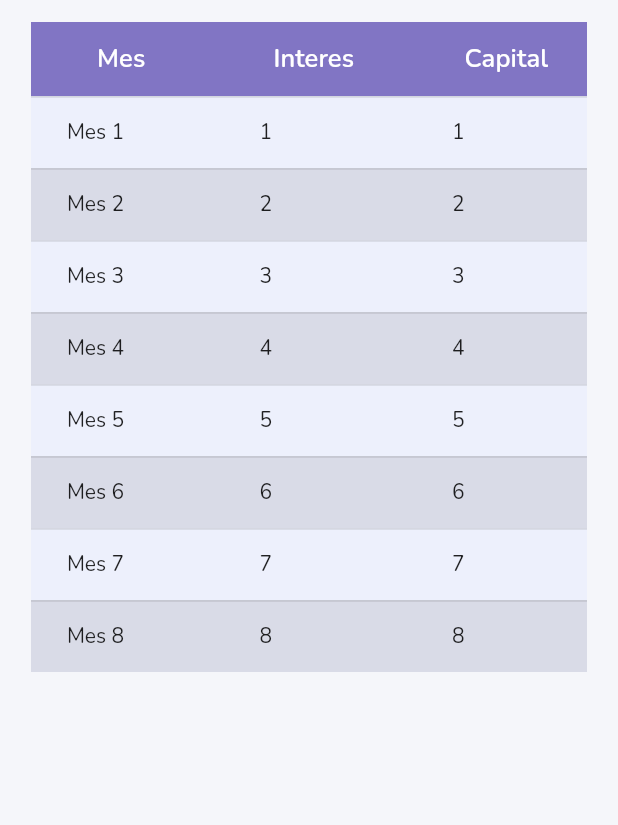
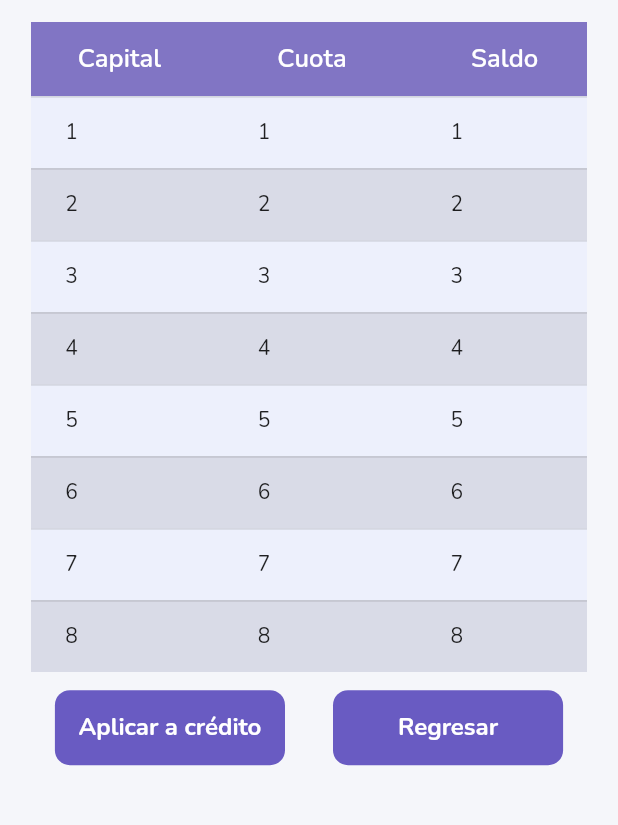
Before and after one commit to ichelescoga/finance-app, a Flutter app: the CreditSchedulePaymentsPage screen opened by its route, on a phone screen of 412 x 824 dp, the part 62-887 px from its top. Run offline on Flutter 3.47's test engine with Material 2 defaults, Android fonts, the phone set to English and light mode, and no system bars; drawn by our look-alikes of flutter_easyloading; our stand-ins replace easy_stepper, flutter_dotenv, flutter_riverpod, get, google_fonts, image_picker and 2 more.

Commit message:
auto scroll schedule payments | create quote add Layout sidebar list empty | change order requireds params in Layout

```diff
--- a/lib/views/credit_request/pages/credit_schedule_payments_page.dart
+++ b/lib/views/credit_request/pages/credit_schedule_payments_page.dart
@@ -1,6 +1,9 @@
 import "package:developer_company/shared/resources/colors.dart";
+import "package:developer_company/shared/resources/dimensions.dart";
+import "package:developer_company/shared/routes/router_paths.dart";
 import "package:developer_company/shared/utils/responsive.dart";
 import "package:developer_company/widgets/app_bar_title.dart";
+import "package:developer_company/widgets/custom_button_widget.dart";
 import "package:developer_company/widgets/layout.dart";
 import "package:flutter/material.dart";
 import "package:get/get.dart";
@@ -15,23 +18,47 @@ class CreditSchedulePaymentsPage extends StatefulWidget {
 
 class _CreditSchedulePaymentsPageState
     extends State<CreditSchedulePaymentsPage> {
+  ScrollController _scrollController = ScrollController();
+
+  @override
+  void initState() {
+    super.initState();
+    WidgetsBinding.instance.addPostFrameCallback((_) {
+      _scrollController
+          .animateTo(
+        _scrollController.position.maxScrollExtent,
+        duration: const Duration(seconds: 2),
+        curve: Curves.easeInOut,
+      )
+          .then((_) {
+        _scrollController.animateTo(
+          0,
+          duration: const Duration(seconds: 2),
+          curve: Curves.easeInOut,
+        );
+      });
+    });
+  }
+
+  @override
+  void dispose() {
+    _scrollController.dispose();
+    super.dispose();
+  }
+
   @override
   Widget build(BuildContext context) {
     Responsive responsive = Responsive.of(context);
 
-    @override
-    void initState() {
-      super.initState();
-      print("SHOULD BE RETRIEVE PAYMENTS CALC");
-    }
-
     return Layout(
-      sideBarList: [],
+      sideBarList: const [],
       appBar: const CustomAppBarTitle(title: "Programación de Pagos"),
       child: Column(children: [
         Center(
           child: SingleChildScrollView(
             scrollDirection: Axis.horizontal,
+            controller:
+                _scrollController, // Add this line to use the ScrollController
             child: DataTable(
               showCheckboxColumn: false,
               headingRowHeight: responsive.hp(6),
@@ -147,6 +174,28 @@ class _CreditSchedulePaymentsPageState
             ),
           ),
         ),
+        const SizedBox(height: Dimensions.heightSize),
+        Row(
+          children: <Widget>[
+            Expanded(
+              child: CustomButtonWidget(
+                text: "Aplicar a crédito",
+                onTap: () {
+                  Get.toNamed(RouterPaths.CLIENT_QUOTE_PAGE);
+                },
+              ),
+            ),
+            Expanded(
+              child: CustomButtonWidget(
+                text: "Regresar",
+                onTap: () {
+                  Get.back(closeOverlays: true);
+                },
+              ),
+            )
+          ],
+        ),
+        const SizedBox(height: Dimensions.heightSize),
       ]),
     );
   }
--- a/lib/widgets/layout.dart
+++ b/lib/widgets/layout.dart
@@ -6,14 +6,15 @@ import "package:get/get.dart";
 
 class Layout extends StatefulWidget {
   final Widget child;
+  final PreferredSizeWidget appBar;
   final List<Map<String, dynamic>> sideBarList;
-  final PreferredSizeWidget appBar;
 
   const Layout(
       {Key? key,
       required this.sideBarList,
+      required this.appBar,
       required this.child,
-      required this.appBar})
+      })
       : super(key: key);
 
   @override
```
Also changed, not shown: lib/views/credit_request/pages/unit_quote_page.dart (+27 -74 lines).
